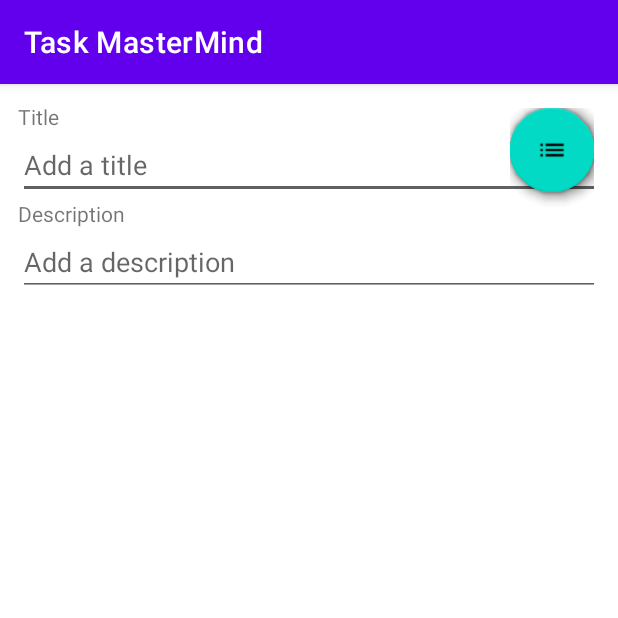
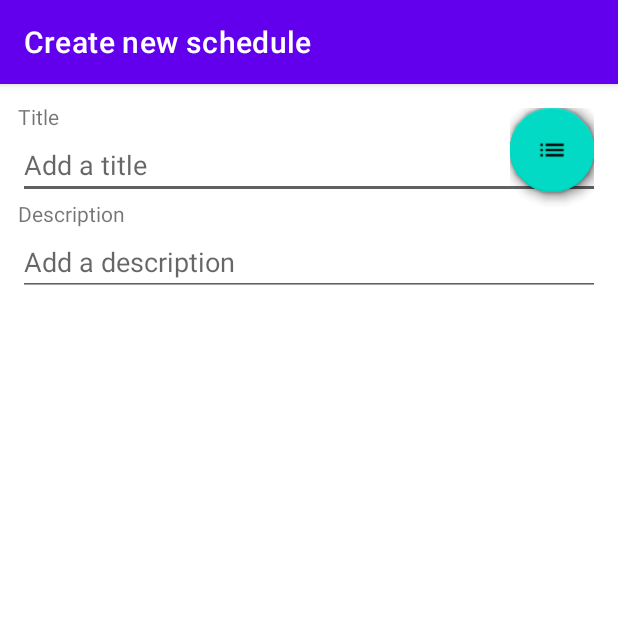
Before and after one commit to dhha/MasterMind, an Android app: the CreateScheduleActivity screen opened directly, with no data from a screen before it, on a phone screen of 412 x 824 dp, the top half of it. Run offline under Robolectric (Android 15) with nearby library versions, the light colour scheme and no system bars; plain views replace FloatingActionButton, FloatingActionMenu.

Commit message:
Schedule task

```diff
--- a/app/src/main/java/com/example/mastermind/CreateScheduleActivity.kt
+++ b/app/src/main/java/com/example/mastermind/CreateScheduleActivity.kt
@@ -2,10 +2,15 @@ package com.example.mastermind
 
 import androidx.appcompat.app.AppCompatActivity
 import android.os.Bundle
+import com.example.mastermind.databinding.ActivityCreateScheduleBinding
 
 class CreateScheduleActivity : AppCompatActivity() {
+    private lateinit var binding: ActivityCreateScheduleBinding
     override fun onCreate(savedInstanceState: Bundle?) {
         super.onCreate(savedInstanceState)
-        setContentView(R.layout.activity_create_schedule)
+        binding = ActivityCreateScheduleBinding.inflate(layoutInflater)
+        setContentView(binding.root)
+
+        title = "Create new schedule"
     }
 }
--- a/app/src/main/res/layout/fragment_home.xml
+++ b/app/src/main/res/layout/fragment_home.xml
@@ -27,5 +27,6 @@
         app:backgroundTint="@color/primary"
         app:elevation="0dp"
         app:layout_constraintBottom_toBottomOf="parent"
-        app:layout_constraintEnd_toEndOf="parent" />
+        app:layout_constraintEnd_toEndOf="parent"
+        android:onClick="createSchedule"/>
 </androidx.constraintlayout.widget.ConstraintLayout>
```
Also changed, not shown: app/src/main/java/com/example/mastermind/ui/home/HomeFragment.kt (+7 -0 lines).
